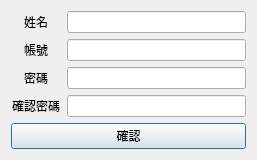
HsuChih-Hsiang/NeuralNetworkUI-PyQt, file UI_template/create_account.ui: the form before one commit.
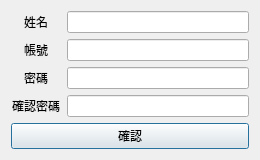
The form after the commit.

```diff
--- a/UI_template/create_account.ui
+++ b/UI_template/create_account.ui
@@ -6,10 +6,22 @@
    <rect>
     <x>0</x>
     <y>0</y>
-    <width>257</width>
-    <height>156</height>
+    <width>260</width>
+    <height>160</height>
    </rect>
   </property>
+  <property name="minimumSize">
+   <size>
+    <width>260</width>
+    <height>160</height>
+   </size>
+  </property>
+  <property name="maximumSize">
+   <size>
+    <width>260</width>
+    <height>160</height>
+   </size>
+  </property>
   <property name="windowTitle">
    <string>Dialog</string>
   </property>
```
